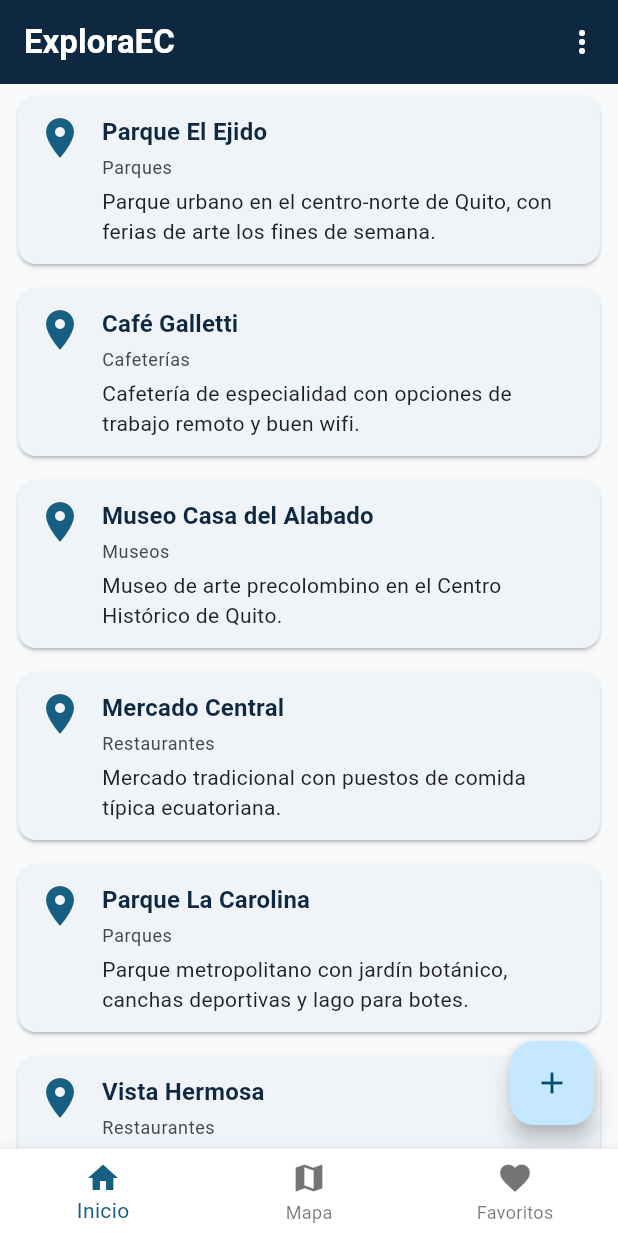
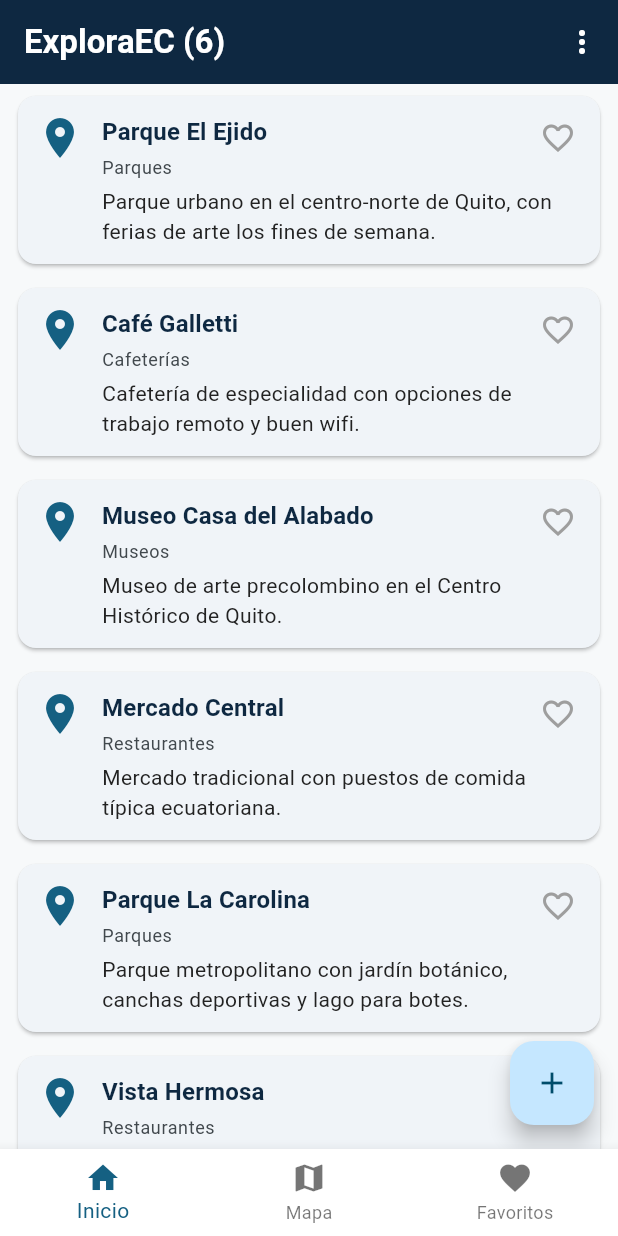
Before and after one commit to agustin-ec/exploraec, a Flutter app: the screen it shows after launch, on a phone screen of 412 x 824 dp. Run offline on Flutter 3.47's test engine with Material 3 defaults, Android fonts, the phone set to English and light mode, and no system bars; our stand-ins replace get.

Commit message:
Sesion 4: PlacesController con GetX, Obx, contador, aviso y worker

```diff
--- /dev/null
+++ b/lib/bindings/places_binding.dart
@@ -0,0 +1,16 @@
+import 'package:get/get.dart';
+
+import '../controllers/places_controller.dart';
+
+/// Registra las dependencias que la app necesita desde el arranque —
+/// Sesión 4. Con un solo controller por ahora alcanza un binding simple;
+/// si una sesión futura agrega otro controller (por ejemplo, autenticación
+/// en la Sesión 8), puede sumarse aquí mismo o en un binding propio por
+/// pantalla, según convenga en ese momento — no se anticipa esa estructura
+/// hoy sin necesitarla todavía.
+class PlacesBinding extends Bindings {
+  @override
+  void dependencies() {
+    Get.put(PlacesController());
+  }
+}
--- /dev/null
+++ b/lib/controllers/places_controller.dart
@@ -0,0 +1,106 @@
+import 'package:get/get.dart';
+
+import '../models/place.dart';
+
+enum EstadoCarga { cargando, exito, error }
+
+/// Fuente única de verdad de los lugares — Sesión 4. Antes de esta sesión el
+/// estado de la lista (su `Future`, las banderas de simulación y el
+/// `setState`) vivía atrapado dentro de `HomeScreen`, y la pantalla se
+/// enteraba de un lugar nuevo solo recargando a mano al volver del
+/// formulario. Ahora vive aquí, registrado una sola vez por
+/// `PlacesBinding` y obtenido con `Get.find()` (vía `GetView`, ver
+/// `HomeScreen`): cualquier pantalla futura lo lee sin repetir esa carga.
+class PlacesController extends GetxController {
+  final RxList<Place> lugares = <Place>[].obs;
+  final Rx<EstadoCarga> estado = EstadoCarga.cargando.obs;
+  final RxString mensajeError = ''.obs;
+
+  bool _modoDebugError = false;
+  bool _modoDebugVacio = false;
+
+  @override
+  void onInit() {
+    super.onInit();
+    ever(estado, (EstadoCarga e) {
+      if (e == EstadoCarga.error) {
+        Get.snackbar('Error', mensajeError.value);
+      }
+    });
+    cargarLugares();
+  }
+
+  /// Simula uno de los 3 estados a propósito, solo para esta práctica —
+  /// mismo recurso que `HomeScreen` traía desde la Sesión 3, ahora
+  /// centralizado aquí para que cualquier pantalla pueda mostrarlos.
+  void simular(String modo) {
+    _modoDebugError = modo == 'error';
+    _modoDebugVacio = modo == 'vacio';
+    cargarLugares();
+  }
+
+  Future<void> cargarLugares() async {
+    estado.value = EstadoCarga.cargando;
+
+    // TODO(sesion-04): borra las dos líneas de abajo y descomenta el bloque completo. (Paso 2 — conectar el controller a la carga de lugares)
+    // Por qué: las 2 líneas de abajo fuerzan éxito con una lista vacía,
+    // sin llamar a nada — el bloque try/catch real es exactamente la
+    // misma lógica que `HomeScreen._cargar()` tenía en la Sesión 3
+    // (llamar a `fetchLugaresSimulado` y traducir su resultado a los 3
+    // estados), ahora centralizada aquí para que cualquier pantalla la
+    // comparta en vez de cada una tener la suya. Se usa `assignAll` (y no
+    // `lugares.value = resultado`) porque copia los elementos:
+    // `fetchLugaresSimulado` devuelve la lista global `lugaresEjemplo`, y
+    // asignarla directo haría que `lugares` y `lugaresEjemplo` fueran la
+    // misma lista, con lo que `agregarLugar` duplicaría cada lugar nuevo.
+    // lugares.value = [];
+    // estado.value = EstadoCarga.exito;
+    try {
+      final resultado = await fetchLugaresSimulado(
+        forzarError: _modoDebugError,
+        forzarVacio: _modoDebugVacio,
+      );
+      lugares.assignAll(resultado);
+      estado.value = EstadoCarga.exito;
+    } catch (e) {
+      mensajeError.value = '$e';
+      estado.value = EstadoCarga.error;
+    }
+  }
+
+  /// Agrega un lugar creado a mano (`AddPlaceScreen`) — en memoria
+  /// únicamente hasta que la Sesión 7 lo persista con Hive. `lugares.add`
+  /// (en vez de reconstruir toda la lista) ya notifica a cualquier `Obx`
+  /// que esté escuchando: Inicio se actualiza solo, sin el `_cargar()`
+  /// manual que la Sesión 3 hacía al volver del formulario.
+  void agregarLugar(Place lugar) {
+    lugaresEjemplo.add(lugar);
+    lugares.add(lugar);
+  }
+
+  /// Favoritos en memoria — Paso 6 (opcional). Viven solo mientras la app
+  /// está abierta; la Sesión 7 los persiste con Hive, sin cambiar los
+  /// nombres de abajo (`favoritos`, `esFavorito`, `alternarFavorito`).
+  final RxList<Place> favoritos = <Place>[].obs;
+
+  bool esFavorito(Place lugar) => favoritos.any((p) => p.id == lugar.id);
+
+  /// Otro estado derivado: se calcula a partir de `favoritos`, no se guarda.
+  int get totalFavoritos => favoritos.length;
+
+  // TODO(sesion-04): OPCIONAL — borra la línea de abajo y descomenta el bloque completo. (Paso 6A — favoritos en memoria)
+  // Por qué: el método vacío de abajo no hace nada, por eso el corazón de
+  // `PlaceCard` no cambia al tocarlo. La versión real agrega o quita el
+  // lugar de la lista reactiva `favoritos`: cualquier `Obx` que la lea (el
+  // ícono del corazón, el contador de la pestaña Favoritos) se actualiza solo.
+  void alternarFavorito(Place lugar) {}
+  // void alternarFavorito(Place lugar) {
+  //   if (esFavorito(lugar)) {
+  //     favoritos.removeWhere((p) => p.id == lugar.id);
+  //   } else {
+  //     favoritos.add(lugar);
+  //   }
+  // }
+  /// Estado derivado: se calcula a partir de `lugares`, no se guarda aparte.
+  int get total => lugares.length;
+}
--- /dev/null
+++ b/lib/i18n/app_translations.dart
@@ -0,0 +1,45 @@
+import 'package:get/get.dart';
+
+/// Textos de la app en cada idioma — Paso 6B (opcional) de la Sesión 4.
+/// La clave (`'inicio'`) se busca con `'inicio'.tr` en el idioma activo de
+/// `Get.locale`; si una clave no existe en ese idioma, GetX usa
+/// `fallbackLocale` y, si tampoco está, muestra la clave tal cual. Las
+/// claves de `agregar_lugar` a `lugar_agregado_msg` no se usan todavía: son
+/// para el mini-reto del Paso 6B (traducir la pantalla Agregar lugar).
+class AppTranslations extends Translations {
+  @override
+  Map<String, Map<String, String>> get keys => {
+        'es_EC': {
+          'inicio': 'Inicio',
+          'mapa': 'Mapa',
+          'favoritos': 'Favoritos',
+          'idioma': 'Cambiar idioma',
+          'sim_normal': 'Simular: normal',
+          'sim_vacio': 'Simular: vacío',
+          'sim_error': 'Simular: error',
+          'agregar_lugar': 'Agregar lugar',
+          'nombre_lugar': 'Nombre del lugar',
+          'categoria': 'Categoría',
+          'descripcion': 'Descripción',
+          'guardar': 'Guardar',
+          'lugar_agregado': 'Lugar agregado',
+          'lugar_agregado_msg': 'Ya aparece en Inicio',
+        },
+        'en_US': {
+          'inicio': 'Home',
+          'mapa': 'Map',
+          'favoritos': 'Favorites',
+          'idioma': 'Change language',
+          'sim_normal': 'Simulate: normal',
+          'sim_vacio': 'Simulate: empty',
+          'sim_error': 'Simulate: error',
+          'agregar_lugar': 'Add place',
+          'nombre_lugar': 'Place name',
+          'categoria': 'Category',
+          'descripcion': 'Description',
+          'guardar': 'Save',
+          'lugar_agregado': 'Place added',
+          'lugar_agregado_msg': 'It now shows up on Home',
+        },
+      };
+}
--- a/lib/main.dart
+++ b/lib/main.dart
@@ -1,4 +1,10 @@
 import 'package:flutter/material.dart';
+import 'package:get/get.dart';
+
+import 'bindings/places_binding.dart';
+// TODO(sesion-04): OPCIONAL — descomenta la línea de abajo (Paso 6B — idioma). No borres nada.
+// Por qué: el diccionario de textos vive en su propio archivo; sin este import, `AppTranslations` no existe aquí.
+// import 'i18n/app_translations.dart';
 import 'screens/home_screen.dart';
 import 'screens/map_placeholder_screen.dart';
 import 'screens/favorites_placeholder_screen.dart';
@@ -8,26 +14,29 @@ void main() {
   runApp(const ExploraEcApp());
 }
 
+/// `MaterialApp` → `GetMaterialApp` — Sesión 4. Sigue siendo Material por
+/// debajo (mismo `theme`, mismos widgets); `GetMaterialApp` agrega encima
+/// la navegación de GetX (`Get.to`, usada desde esta sesión en `PlaceCard`
+/// y `AddPlaceScreen`) y `initialBinding`, que registra `PlacesController`
+/// una sola vez, antes de que cualquier pantalla lo necesite.
 class ExploraEcApp extends StatelessWidget {
   const ExploraEcApp({super.key});
 
   @override
   Widget build(BuildContext context) {
-    return MaterialApp(
+    return GetMaterialApp(
       title: 'ExploraEC',
-      // TODO(sesion-03): borra la línea de abajo y descomenta el bloque completo. (Paso 1 — aplicar el tema)
-      // Por qué: ThemeData(useMaterial3: true) es el tema genérico de
-      // Flutter — AppTheme.theme aplica la paleta de colores, tipografía
-      // y espaciado propios de ExploraEC en toda la app de una sola vez,
-      // sin tener que repetir estilos pantalla por pantalla.
-      // theme: ThemeData(useMaterial3: true),
       theme: AppTheme.theme,
-      // TODO(sesion-03): OPCIONAL — descomenta las dos líneas de abajo (Paso 6 — modo oscuro). No borres nada.
-      // Por qué: darkTheme le da a MaterialApp una segunda paleta, y
-      // ThemeMode.system elige entre las dos según la preferencia del
-      // dispositivo (Ajustes → Pantalla → Tema oscuro), sin código extra.
-      // darkTheme: AppTheme.darkTheme,
-      // themeMode: ThemeMode.system,
+      darkTheme: AppTheme.darkTheme,
+      themeMode: ThemeMode.system,
+      // TODO(sesion-04): OPCIONAL — descomenta las tres líneas de abajo (Paso 6B — idioma). No borres nada.
+      // Por qué: `translations` le da a GetX el diccionario de textos,
+      // `locale` elige el idioma con el que arranca y `fallbackLocale` el
+      // que se usa si falta una clave. Con esto, `'clave'.tr` ya funciona.
+      // translations: AppTranslations(),
+      // locale: const Locale('es', 'EC'),
+      // fallbackLocale: const Locale('es', 'EC'),
+      initialBinding: PlacesBinding(),
       home: const RootShell(),
     );
   }
@@ -55,11 +64,20 @@ class _RootShellState extends State<RootShell> {
       bottomNavigationBar: BottomNavigationBar(
         currentIndex: _indiceActual,
         onTap: (i) => setState(() => _indiceActual = i),
+        // TODO(sesion-04): OPCIONAL — borra el bloque `items: const [...]` de abajo y descomenta el bloque completo. (Paso 6B — idioma)
+        // Por qué: `.tr` no es una constante (depende del idioma activo), por
+        // eso el `const` desaparece de la lista y de cada ícono que sigue
+        // siéndolo. Los textos fijos de abajo nunca cambiarían de idioma.
         items: const [
           BottomNavigationBarItem(icon: Icon(Icons.home), label: 'Inicio'),
           BottomNavigationBarItem(icon: Icon(Icons.map), label: 'Mapa'),
           BottomNavigationBarItem(icon: Icon(Icons.favorite), label: 'Favoritos'),
         ],
+        // items: [
+        //   BottomNavigationBarItem(icon: const Icon(Icons.home), label: 'inicio'.tr),
+        //   BottomNavigationBarItem(icon: const Icon(Icons.map), label: 'mapa'.tr),
+        //   BottomNavigationBarItem(icon: const Icon(Icons.favorite), label: 'favoritos'.tr),
+        // ],
       ),
     );
   }
--- a/lib/screens/home_screen.dart
+++ b/lib/screens/home_screen.dart
@@ -1,108 +1,91 @@
 import 'package:flutter/material.dart';
+import 'package:get/get.dart';
+
+import '../controllers/places_controller.dart';
 import '../models/place.dart';
-import '../widgets/place_card.dart';
-import '../widgets/loading_view.dart';
+import '../theme/app_theme.dart';
 import '../widgets/empty_view.dart';
 import '../widgets/error_view.dart';
-import '../theme/app_theme.dart';
+import '../widgets/loading_view.dart';
+import '../widgets/place_card.dart';
 import 'add_place_screen.dart';
 
-/// Pantalla de Inicio: lista de lugares — Sesión 2 (datos de ejemplo).
-/// Desde la Sesión 3, la carga pasa por una función simulada con estados
-/// loading/vacío/error y un layout responsivo. Desde la Sesión 6, esta
-/// misma pantalla consume la Overpass API real, sin cambiar su estructura.
-class HomeScreen extends StatefulWidget {
+/// Pantalla de Inicio: lista de lugares — Sesión 2. Desde la Sesión 4 ya
+/// no mantiene su propio `Future`/`setState`: `GetView<PlacesController>`
+/// da acceso directo al controller ya registrado por `PlacesBinding`
+/// (equivalente a `Get.find<PlacesController>()`, pero sin repetirlo en
+/// cada método), y `Obx` reconstruye la pantalla sola cuando el controller
+/// cambia. Las próximas pantallas (Mapa en la Sesión 5, Favoritos en la
+/// Sesión 7) leen del mismo controller.
+class HomeScreen extends GetView<PlacesController> {
   const HomeScreen({super.key});
-
-  @override
-  State<HomeScreen> createState() => _HomeScreenState();
-}
-
-class _HomeScreenState extends State<HomeScreen> {
-  late Future<List<Place>> _futuroLugares;
-  bool _modoDebugError = false;
-  bool _modoDebugVacio = false;
-
-  @override
-  void initState() {
-    super.initState();
-    _cargar();
-  }
-
-  /// Dispara (o vuelve a disparar) la carga. [_modoDebugError]/[_modoDebugVacio]
-  /// son solo un recurso de esta práctica, para demostrar los 3 estados sin
-  /// depender de una red real — no existen en la versión final de la app.
-  void _cargar() {
-    setState(() {
-      _futuroLugares = fetchLugaresSimulado(forzarError: _modoDebugError, forzarVacio: _modoDebugVacio);
-    });
-  }
 
   @override
   Widget build(BuildContext context) {
     return Scaffold(
       appBar: AppBar(
-        title: const Text('ExploraEC'),
+        // title: const Text('ExploraEC'),
+        title: Obx(() => Text('ExploraEC (${controller.total})')),
         actions: [
+          // TODO(sesion-04): OPCIONAL — descomenta el bloque de abajo (Paso 6B — idioma). No borres nada.
+          // Por qué: `Get.updateLocale` cambia el idioma activo y reconstruye
+          // la app entera sin `setState` ni `context`: es estado global, igual
+          // que `PlacesController`, pero manejado por el propio GetX.
+          // IconButton(
+          //   icon: const Icon(Icons.translate),
+          //   tooltip: 'idioma'.tr,
+          //   onPressed: () {
+          //     final esEspanol = Get.locale?.languageCode == 'es';
+          //     Get.updateLocale(esEspanol ? const Locale('en', 'US') : const Locale('es', 'EC'));
+          //   },
+          // ),
           PopupMenuButton<String>(
             tooltip: 'Simular estado (solo práctica)',
-            onSelected: (valor) {
-              _modoDebugError = valor == 'error';
-              _modoDebugVacio = valor == 'vacio';
-              _cargar();
-            },
+            onSelected: controller.simular,
+            // TODO(sesion-04): OPCIONAL — borra el bloque `itemBuilder` de abajo y descomenta el bloque completo. (Paso 6B — idioma)
+            // Por qué: igual que en la barra inferior, el texto pasa a
+            // `.tr` y la lista deja de ser `const`.
             itemBuilder: (context) => const [
               PopupMenuItem(value: 'normal', child: Text('Simular: normal')),
               PopupMenuItem(value: 'vacio', child: Text('Simular: vacío')),
               PopupMenuItem(value: 'error', child: Text('Simular: error')),
             ],
+            // itemBuilder: (context) => [
+            //   PopupMenuItem(value: 'normal', child: Text('sim_normal'.tr)),
+            //   PopupMenuItem(value: 'vacio', child: Text('sim_vacio'.tr)),
+            //   PopupMenuItem(value: 'error', child: Text('sim_error'.tr)),
+            // ],
           ),
         ],
       ),
-      // TODO(sesion-03): borra la línea de abajo y descomenta el bloque completo. (Paso 3 — estados loading/vacío/error)
-      // Por qué: el Center fijo de abajo no distingue entre "cargando",
-      // "vacío" y "falló" — el FutureBuilder real inspecciona el estado
-      // del snapshot y dibuja LoadingView/ErrorView/EmptyView según
-      // corresponda, para que la pantalla nunca quede en blanco.
-      // body: const Center(child: Text('Cargando lugares...')),
-      body: FutureBuilder<List<Place>>(
-        future: _futuroLugares,
-        builder: (context, snapshot) {
-          if (snapshot.connectionState == ConnectionState.waiting) {
-            return const LoadingView(mensaje: 'Buscando lugares cercanos...');
-          }
-          if (snapshot.hasError) {
-            return ErrorView(mensaje: '${snapshot.error}', onReintentar: _cargar);
-          }
-          final lugares = snapshot.data ?? [];
-          if (lugares.isEmpty) {
-            return const EmptyView(mensaje: 'Todavía no hay lugares guardados');
-          }
-          return _buildLista(lugares);
-        },
-      ),
+      // TODO(sesion-04): borra la línea de abajo y descomenta el bloque completo. (Paso 3 — reactividad con Obx)
+      // Por qué: el texto fijo de abajo nunca cambia porque nada lo
+      // observa — Obx reconstruye automáticamente su contenido cada vez
+      // que una variable Rx que lee (controller.estado, controller.lugares)
+      // cambia, sin necesitar setState ni StatefulWidget en esta pantalla.
+      // body: const Center(child: Text('Pendiente de conectar con Obx')),
+      body: Obx(() {
+        if (controller.estado.value == EstadoCarga.cargando) {
+          return const LoadingView(mensaje: 'Buscando lugares cercanos...');
+        }
+        if (controller.estado.value == EstadoCarga.error) {
+          return ErrorView(
+            mensaje: controller.mensajeError.value,
+            onReintentar: controller.cargarLugares,
+          );
+        }
+        if (controller.lugares.isEmpty) {
+          return const EmptyView(mensaje: 'Todavía no hay lugares guardados');
+        }
+        return _buildLista(controller.lugares);
+      }),
       floatingActionButton: FloatingActionButton(
-        onPressed: () async {
-          await Navigator.push(
-            context,
-            MaterialPageRoute(builder: (context) => const AddPlaceScreen()),
-          );
-          _cargar();
-        },
+        onPressed: () => Get.to(() => const AddPlaceScreen()),
         child: const Icon(Icons.add),
       ),
     );
   }
 
-  // TODO(sesion-03): borra la línea de abajo y descomenta el bloque completo. (Paso 4 — layout responsivo)
-  // Por qué: el ListView.builder de abajo es siempre una sola columna,
-  // sin importar el ancho de pantalla — la versión real usa
-  // LayoutBuilder para leer el ancho disponible y elegir ListView
-  // (teléfono angosto) o GridView de 2-3 columnas (pantalla ancha).
-  // Widget _buildLista(List<Place> lugares) => ListView.builder(
-      //   itemCount: lugares.length,
-      //   itemBuilder: (context, index) => PlaceCard(place: lugares[index]),
-      // );
   Widget _buildLista(List<Place> lugares) {
     return LayoutBuilder(
       builder: (context, constraints) {
--- a/lib/widgets/place_card.dart
+++ b/lib/widgets/place_card.dart
@@ -1,34 +1,33 @@
 import 'package:flutter/material.dart';
+import 'package:get/get.dart';
+
+import '../controllers/places_controller.dart';
 import '../models/place.dart';
 import '../screens/detail_screen.dart';
 import '../theme/app_theme.dart';
 
 /// Tarjeta reutilizable que representa un [Place] en cualquier lista de
 /// la app (Inicio, resultados de categoría, etc.) — Sesión 2.
-/// Accesibilidad y colores de marca aplicados en la Sesión 3.
+/// Accesibilidad y colores de marca aplicados en la Sesión 3. Navegación
+/// con GetX (`Get.to`) desde la Sesión 4, en vez de `Navigator.push` +
+/// `MaterialPageRoute` — Flutter sigue usando `Navigator` por debajo,
+/// `Get.to` solo evita repetir `MaterialPageRoute(builder: ...)` en cada
+/// lugar que navega, y no pide `context` para hacerlo. El corazón de
+/// favorito (Paso 6 opcional de la Sesión 4) lee `PlacesController` con
+/// `Get.find` y se repinta solo con `Obx`.
 class PlaceCard extends StatelessWidget {
   final Place place;
   const PlaceCard({super.key, required this.place});
 
   @override
   Widget build(BuildContext context) {
+    final controller = Get.find<PlacesController>();
     return Card(
       margin: const EdgeInsets.symmetric(horizontal: AppSpacing.md, vertical: AppSpacing.sm),
-      child: InkWell(
-        onTap: () => Navigator.push(
-          context,
-          MaterialPageRoute(builder: (context) => DetailScreen(place: place)),
-        ),
-        // TODO(sesion-03): borra la línea de abajo y descomenta el bloque completo. (Paso 5 — accesibilidad)
-        // Por qué: sin Semantics, un lector de pantalla solo anuncia los
-        // textos sueltos de la tarjeta, sin contexto — el label/hint de
-        // abajo describe la tarjeta completa como un solo elemento
-        // interactivo, con instrucción de qué hace al tocarla.
-        // excludeSemantics: true evita que el lector de pantalla, además del
-        // label de abajo, vuelva a leer el nombre/categoría/descripción de
-        // _buildContenido() por separado — sin esa línea se anuncian los dos
-        // a la vez, uno detrás del otro.
-        // child: _buildContenido(context),
+      child: Stack(
+        children: [
+          InkWell(
+            onTap: () => Get.to(() => DetailScreen(place: place)),
             child: Semantics(
               label: '${place.nombre}, categoría ${place.categoria}',
               hint: 'Toca dos veces para ver el detalle',
@@ -36,6 +35,22 @@ class PlaceCard extends StatelessWidget {
               excludeSemantics: true,
               child: _buildContenido(context),
             ),
+          ),
+          Positioned(
+            right: AppSpacing.xs,
+            top: AppSpacing.xs,
+            child: Obx(
+              () => IconButton(
+                icon: Icon(
+                  controller.esFavorito(place) ? Icons.favorite : Icons.favorite_border,
+                  color: controller.esFavorito(place) ? Colors.red : Colors.grey,
+                ),
+                tooltip: controller.esFavorito(place) ? 'Quitar de favoritos' : 'Agregar a favoritos',
+                onPressed: () => controller.alternarFavorito(place),
+              ),
+            ),
+          ),
+        ],
       ),
     );
   }
@@ -53,10 +68,13 @@ class PlaceCard extends StatelessWidget {
             child: Column(
               crossAxisAlignment: CrossAxisAlignment.start,
               children: [
-                Text(
+                Padding(
+                  padding: const EdgeInsets.only(right: 40),
+                  child: Text(
                     place.nombre,
                     style: estilos.titleMedium,
                     overflow: TextOverflow.ellipsis,
+                  ),
                 ),
                 const SizedBox(height: AppSpacing.xs),
                 Text(place.categoria, style: estilos.bodySmall?.copyWith(color: Theme.of(context).colorScheme.onSurfaceVariant)),
--- a/pubspec.yaml
+++ b/pubspec.yaml
@@ -10,6 +10,7 @@ dependencies:
   flutter:
     sdk: flutter
   cupertino_icons: ^1.0.8
+  get: ^4.6.6
 
 dev_dependencies:
   flutter_test:
```
Also changed, not shown: lib/models/place.dart (+0 -9 lines), lib/screens/add_place_screen.dart (+12 -4 lines), lib/screens/favorites_placeholder_screen.dart (+14 -5 lines), pubspec.lock, 2 other files. Lines whose indentation alone changed are shown as unchanged.
